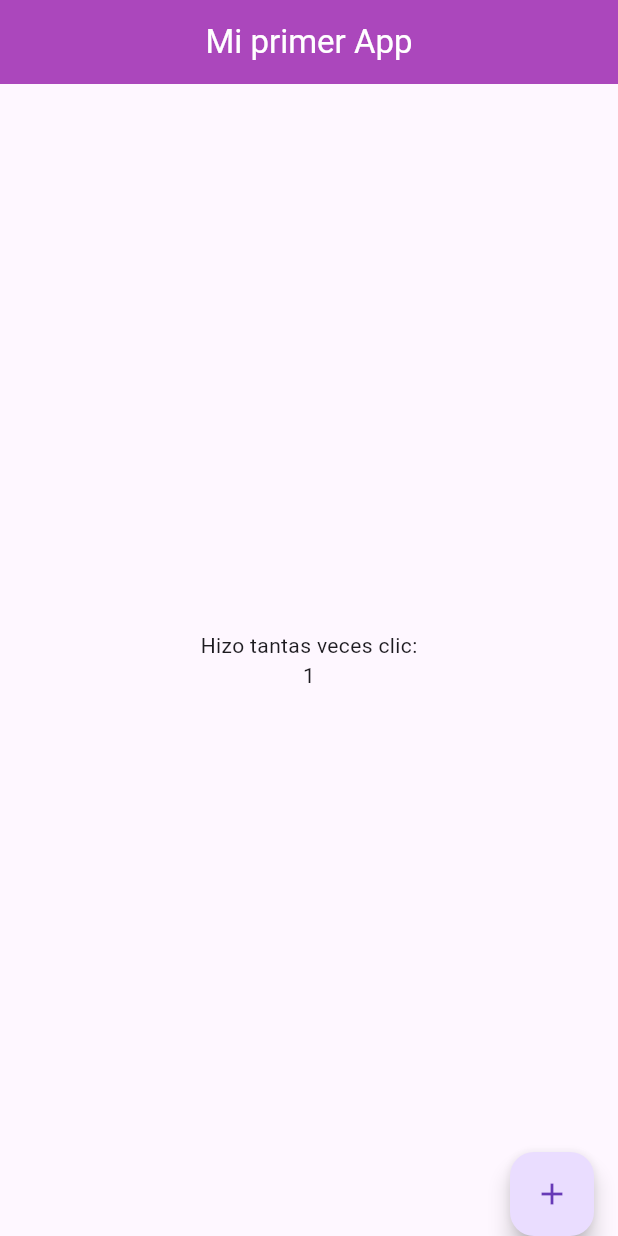
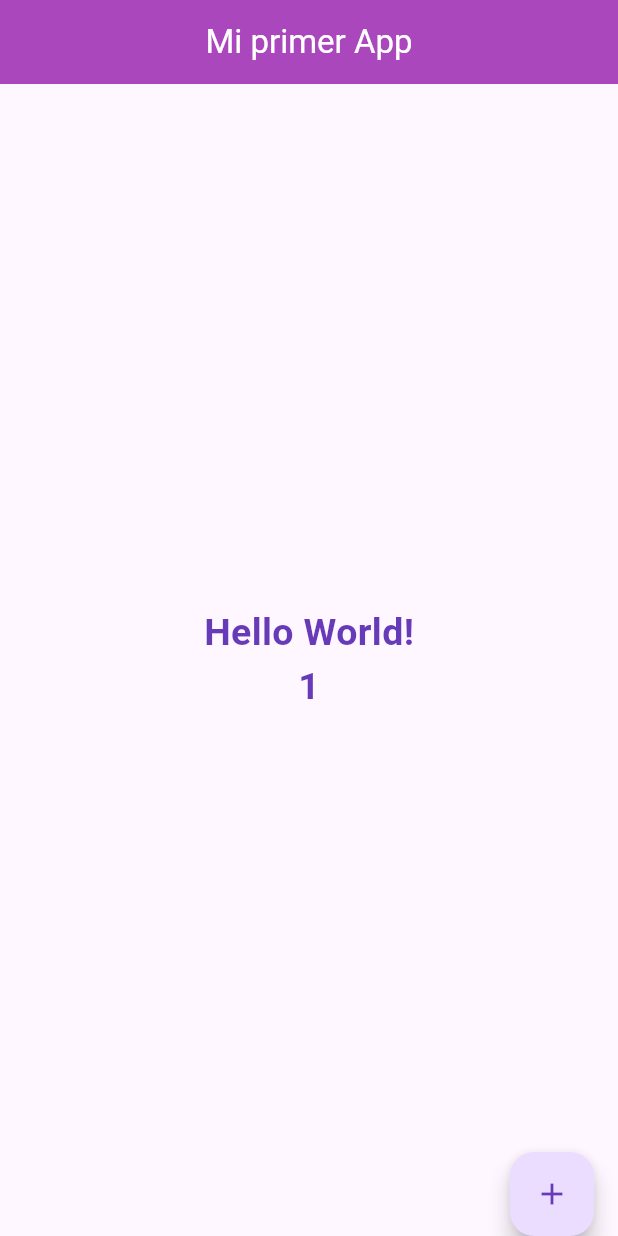
Before and after one commit to jalvarenga-unah/IS513-I-PAC-2024, a Flutter app: the screen it shows after launch, after a tap on the "add" icon, on a phone screen of 412 x 824 dp. Run offline on Flutter 3.47's test engine with Material 3 defaults, Android fonts, the phone set to English and light mode, and no system bars.

Commit message:
Statefullwidget en 'mi_primer_app'

```diff
--- a/flutter-projects/mi_primer_app/lib/main.dart
+++ b/flutter-projects/mi_primer_app/lib/main.dart
@@ -20,6 +20,12 @@ class _MyAppState extends State<MyApp> {
 
   @override
   Widget build(BuildContext context) {
+    const textStyle = TextStyle(
+      fontSize: 25,
+      fontWeight: FontWeight.bold,
+      color: Colors.deepPurple,
+    );
+
     return MaterialApp(
       debugShowCheckedModeBanner: false,
       title: 'Mi primer App',
@@ -43,22 +49,21 @@ class _MyAppState extends State<MyApp> {
             mainAxisAlignment: MainAxisAlignment.center,
             crossAxisAlignment: CrossAxisAlignment.center,
             children: [
-              const Text('Hizo tantas veces clic:'),
-              Text('$contador'),
+              const Text(
+                'Hello World!',
+                style: textStyle,
+              ),
+              Text(
+                '$contador',
+                style: textStyle,
+              ),
             ],
           ),
         ),
         floatingActionButtonLocation: FloatingActionButtonLocation.endDocked,
         floatingActionButton: FloatingActionButton(
           // backgroundColor: Colors.deepPurple[100],
-          onPressed: () {
-            contador++;
-
-            // no es necesario que la logica esté dentro de
-            // la función setState
-            // solo se necesita hacer el llamado a la función
-            setState(() {});
-          },
+          onPressed: incrementarContador,
           child: const Icon(
             Icons.add,
             color: Colors.deepPurple,
@@ -67,4 +72,9 @@ class _MyAppState extends State<MyApp> {
       ),
     );
   }
+
+  void incrementarContador() {
+    contador++;
+    setState(() {});
+  }
 }
```
Also changed, not shown: 2 other files.
